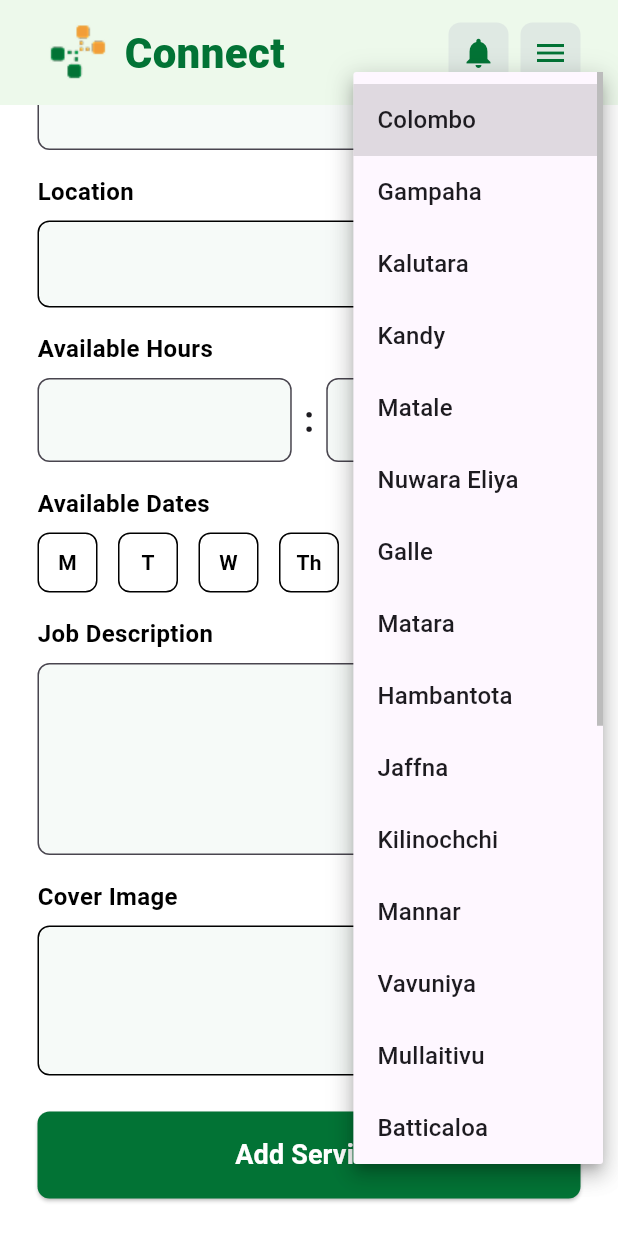
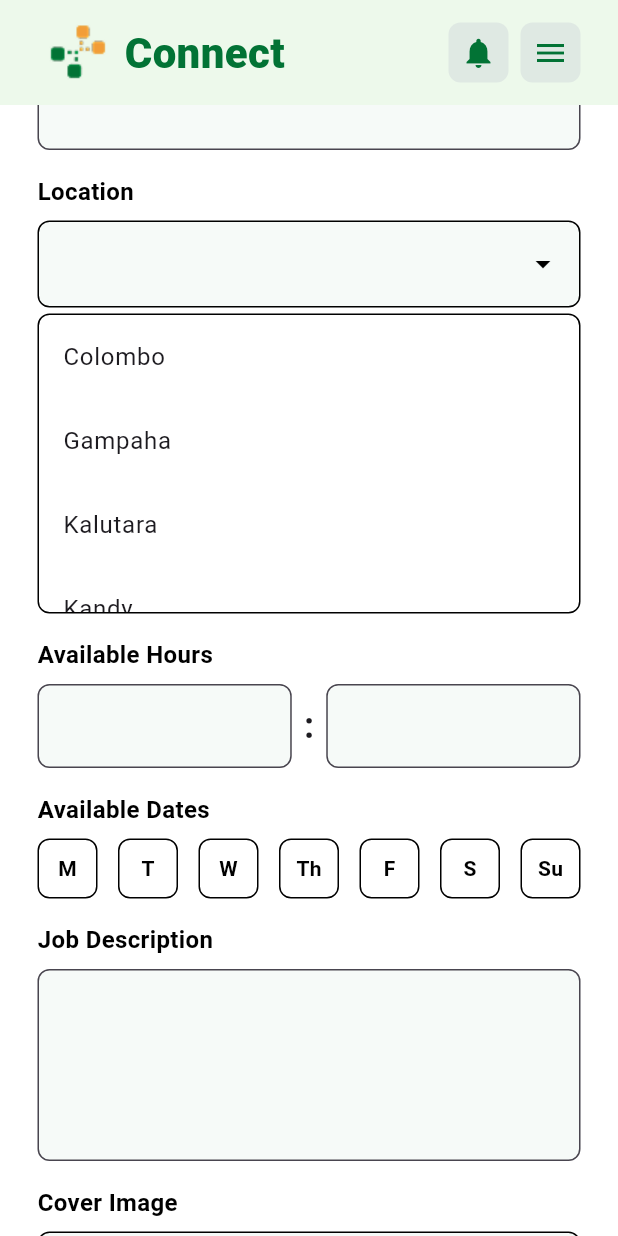
Before and after one commit to sadeesacs/MAD, a Flutter app: the AddServiceScreen screen opened directly, scrolled down 344 dp, after a tap on the "arrow drop down" icon, on a phone screen of 412 x 824 dp. Run offline on Flutter 3.47's test engine with Material 3 defaults, Android fonts, the phone set to English and light mode, and no system bars; our stand-ins replace google_maps_flutter, image_picker.

Commit message:
Improve location chips and dropdown scrollability

```diff
--- a/connect/lib/Service Provider/screens/add_service_form/widgets/add_service_form.dart
+++ b/connect/lib/Service Provider/screens/add_service_form/widgets/add_service_form.dart
@@ -25,6 +25,7 @@ class _AddServiceFormState extends State<AddServiceForm> {
   String? _startTime;
   String? _endTime;
   File? _coverImage;
+  bool _isDropdownVisible = false;
 
   final List<String> _categories = [
     'Plumbing',
@@ -180,20 +181,26 @@ class _AddServiceFormState extends State<AddServiceForm> {
             style: TextStyle(color: black, fontSize: 16, fontWeight: FontWeight.bold),
           ),
           const SizedBox(height: 8),
-          Container(
+
+          // Location Input Field with Fixed Height & Horizontal Scroll
+          GestureDetector(
+            onTap: () {
+              setState(() {
+                _isDropdownVisible = !_isDropdownVisible;
+              });
+            },
+            child: Container(
               width: double.infinity,
+              height: 58, // Fixed height
               decoration: BoxDecoration(
                 color: const Color(0xFFF6FAF8),
                 border: Border.all(color: black),
                 borderRadius: BorderRadius.circular(8),
               ),
-            padding: const EdgeInsets.symmetric(horizontal: 8, vertical: 8),
-            height: 58, // Fixed height for the input field
+              padding: const EdgeInsets.symmetric(horizontal: 12, vertical: 8),
               child: Row(
                 children: [
-                // Display selected locations as chips in a single row
                   Expanded(
-
                     child: SingleChildScrollView(
                       scrollDirection: Axis.horizontal,
                       child: Row(
@@ -203,45 +210,59 @@ class _AddServiceFormState extends State<AddServiceForm> {
                             child: Chip(
                               label: Text(
                                 location,
-                              style: const TextStyle(fontSize: 12), // Smaller font size
+                                style: const TextStyle(fontSize: 12),
                               ),
                               onDeleted: () {
                                 setState(() {
                                   _selectedLocations.remove(location);
                                 });
                               },
-                            padding: const EdgeInsets.symmetric(horizontal: 5), // Smaller padding
-                            visualDensity: VisualDensity.compact, // Compact chip size
+                              padding: const EdgeInsets.symmetric(horizontal: 5),
+                              visualDensity: VisualDensity.compact,
                             ),
                           );
                         }).toList(),
                       ),
                     ),
                   ),
+                  const Icon(Icons.arrow_drop_down, color: black),
+                ],
+              ),
+            ),
+          ),
 
-
-                // Dropdown for selecting locations
-                DropdownButton<String>(
-                  value: null,
-                  items: _locations.map((String location) {
-                    return DropdownMenuItem<String>(
-                      value: location,
-                      child: Text(location),
-                    );
-                  }).toList(),
-                  onChanged: (String? newValue) {
-                    if (newValue != null && !_selectedLocations.contains(newValue)) {
+          // Dropdown List for Locations
+          Visibility(
+            visible: _isDropdownVisible,
+            child: Container(
+              margin: const EdgeInsets.only(top: 4),
+              width: double.infinity,
+              constraints: BoxConstraints(maxHeight: 200), // Set a max height for the dropdown
+              decoration: BoxDecoration(
+                color: white,
+                border: Border.all(color: black),
+                borderRadius: BorderRadius.circular(8),
+              ),
+              child: ListView.builder(
+                shrinkWrap: true,
+                itemCount: _locations.length,
+                itemBuilder: (context, index) {
+                  final location = _locations[index];
+                  return ListTile(
+                    title: Text(location),
+                    onTap: () {
+                      if (!_selectedLocations.contains(location)) {
                         setState(() {
-                        _selectedLocations.add(newValue);
+                          _selectedLocations.add(location);
                         });
                       }
+                      setState(() {
+                        _isDropdownVisible = false;
+                      });
                     },
-                  hint: const SizedBox(), // Remove the hint
-                  underline: const SizedBox(), // Remove the underline
-                  //icon: const Icon(Icons.arrow_drop_down, color: darkGreen), // Custom dropdown icon
-                  isDense: true, // Make the dropdown compact
+                  );
+                },
               ),
-              ],
             ),
           ),
           const SizedBox(height: 16),
@@ -257,6 +278,11 @@ class _AddServiceFormState extends State<AddServiceForm> {
               Expanded(
                 child: TextFormField(
                   controller: TextEditingController(text: _startTime),
+                  onChanged: (value) {
+                    setState(() {
+                      _startTime = value;
+                    });
+                  },
                   decoration: InputDecoration(
                     filled: true,
                     fillColor: const Color(0xFFF6FAF8),
@@ -273,6 +299,11 @@ class _AddServiceFormState extends State<AddServiceForm> {
               Expanded(
                 child: TextFormField(
                   controller: TextEditingController(text: _endTime),
+                  onChanged: (value) {
+                    setState(() {
+                      _endTime = value;
+                    });
+                  },
                   decoration: InputDecoration(
                     filled: true,
                     fillColor: const Color(0xFFF6FAF8),
@@ -394,7 +425,6 @@ class _AddServiceFormState extends State<AddServiceForm> {
                   borderRadius: BorderRadius.circular(8),
                 ),
               ),
-
               child: const Text(
                 'Add Service',
                 style: TextStyle(color: white, fontSize: 18, fontWeight: FontWeight.bold),
```
Lines whose indentation alone changed are shown as unchanged.
